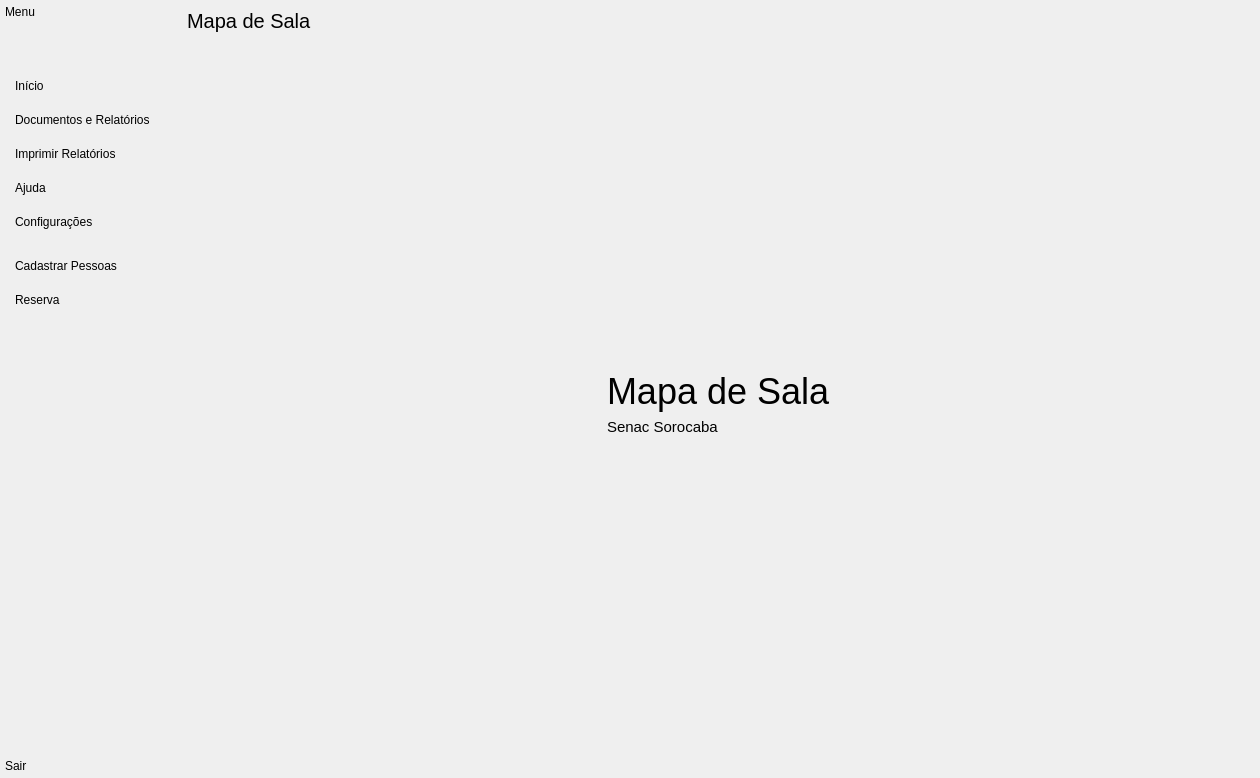
Old version of the form view/ui/interfaceHomeV1.ui in the repository Senac-SOR-ADS/Mapa-de-Sala.
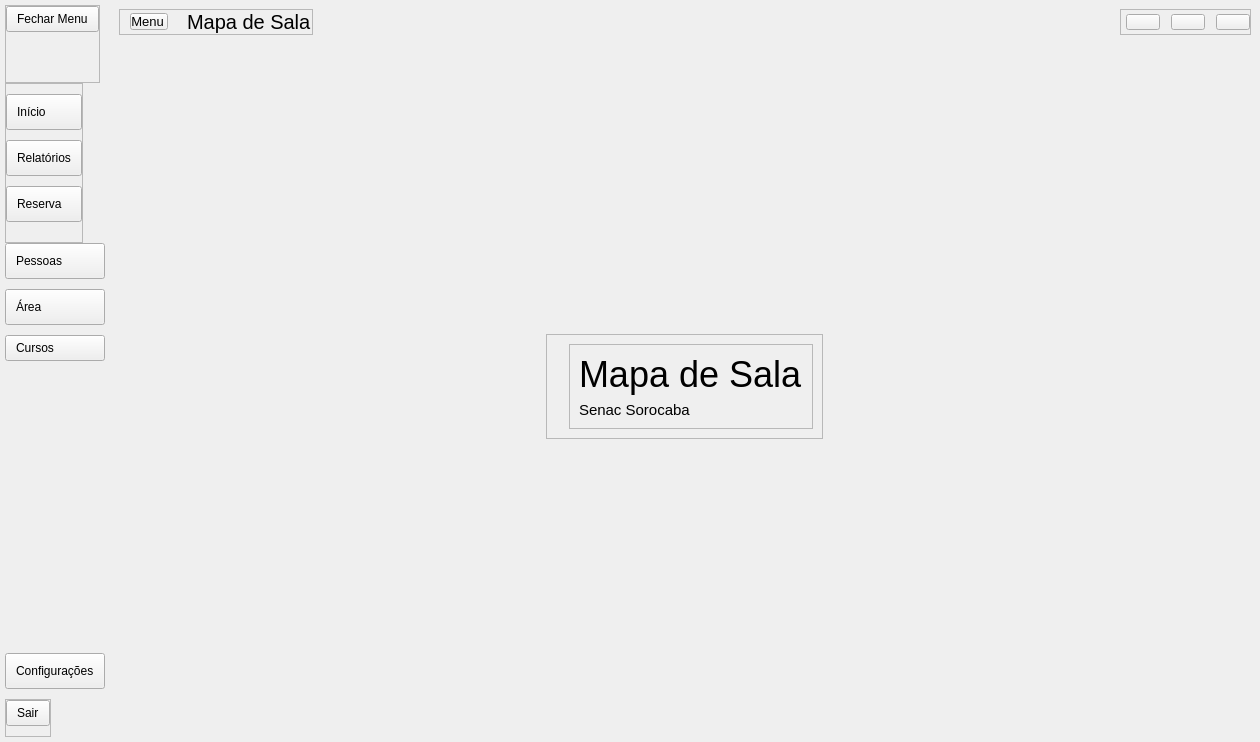
New version of the form. Icons and pictures are not drawn.

Commit message:
conectando as telas de reserva, cadastro de pessoas, etc, e adicionando icones dnv (#56)
* mais alguns icones

* interface com menu pronta, sem conexao

* conectando as telas na interface da home e ta funcionando agr

The edit to the form file:
```diff
--- a/view/ui/interfaceHomeV1.ui
+++ b/view/ui/interfaceHomeV1.ui
@@ -7,7 +7,7 @@
     <x>0</x>
     <y>0</y>
     <width>1260</width>
-    <height>778</height>
+    <height>742</height>
    </rect>
   </property>
   <property name="windowTitle">
@@ -22,20 +22,32 @@
 	margin-bottom-left-radius: 10px;
 }
 
-#btnsJanela QPushButton {
-	margin-left: 5px;
-}</string>
-  </property>
-  <widget class="QWidget" name="centralwidget">
-   <property name="styleSheet">
-    <string notr="true">* {
+#MenuLateral #subMenuLateral QPushButton {
 	margin: 0;
 	padding: 0;
 	background: none;
 	background-color: transparent;
 	border: none;
 }
-</string>
+
+
+#btnsJanela QPushButton {
+	margin-left: 5px;
+}
+
+#btnMenu, #btnSair {
+	padding:10px;
+}
+
+#btnMenu {
+	margin-left: 10px;
+	padding: 0;
+	padding-right: 3px;
+}</string>
+  </property>
+  <widget class="QWidget" name="centralwidget">
+   <property name="styleSheet">
+    <string notr="true"/>
    </property>
    <layout class="QHBoxLayout" name="horizontalLayout">
     <property name="spacing">
@@ -117,12 +129,15 @@
               <number>0</number>
              </property>
              <item>
-              <widget class="QPushButton" name="btnMenu">
+              <widget class="QPushButton" name="btnFecharMenu">
+               <property name="cursor">
+                <cursorShape>PointingHandCursor</cursorShape>
+               </property>
                <property name="toolTip">
                 <string>Menu</string>
                </property>
                <property name="text">
-                <string>Menu</string>
+                <string>Fechar Menu</string>
                </property>
                <property name="icon">
                 <iconset>
@@ -208,7 +223,7 @@
                 <string notr="true">padding: 10px;</string>
                </property>
                <property name="text">
-                <string>Documentos e Relatórios</string>
+                <string>Relatórios</string>
                </property>
                <property name="icon">
                 <iconset>
@@ -223,56 +238,15 @@
               </widget>
              </item>
              <item>
-              <widget class="QPushButton" name="btnImprimir">
-               <property name="styleSheet">
-                <string notr="true">padding: 10px;</string>
+              <widget class="QPushButton" name="btnReserva">
+               <property name="cursor">
+                <cursorShape>PointingHandCursor</cursorShape>
                </property>
-               <property name="text">
-                <string>Imprimir Relatórios</string>
-               </property>
-               <property name="icon">
-                <iconset>
-                 <normaloff>icones/printer-regular-24.png</normaloff>icones/printer-regular-24.png</iconset>
-               </property>
-               <property name="iconSize">
-                <size>
-                 <width>24</width>
-                 <height>24</height>
-                </size>
-               </property>
-              </widget>
-             </item>
-             <item>
-              <widget class="QPushButton" name="btnAjuda">
                <property name="styleSheet">
                 <string notr="true">padding: 10px;</string>
                </property>
                <property name="text">
-                <string>Ajuda</string>
-               </property>
-               <property name="icon">
-                <iconset>
-                 <normaloff>icones/help-circle-regular-24.png</normaloff>icones/help-circle-regular-24.png</iconset>
-               </property>
-               <property name="iconSize">
-                <size>
-                 <width>24</width>
-                 <height>24</height>
-                </size>
-               </property>
-              </widget>
-             </item>
-             <item>
-              <widget class="QPushButton" name="btnConfiguracoes">
-               <property name="styleSheet">
-                <string notr="true">padding: 10px;</string>
-               </property>
-               <property name="text">
-                <string>Configurações</string>
-               </property>
-               <property name="icon">
-                <iconset>
-                 <normaloff>icones/cog-regular-24.png</normaloff>icones/cog-regular-24.png</iconset>
+                <string>Reserva</string>
                </property>
                <property name="iconSize">
                 <size>
@@ -291,17 +265,37 @@
              <string notr="true">padding: 10px;</string>
             </property>
             <property name="text">
-             <string>Cadastrar Pessoas</string>
+             <string>Pessoas</string>
             </property>
+            <property name="icon">
+             <iconset>
+              <normaloff>icones/person_24dp_000000_FILL0_wght400_GRAD0_opsz24.png</normaloff>icones/person_24dp_000000_FILL0_wght400_GRAD0_opsz24.png</iconset>
+            </property>
+            <property name="iconSize">
+             <size>
+              <width>24</width>
+              <height>24</height>
+             </size>
+            </property>
            </widget>
           </item>
           <item>
-           <widget class="QPushButton" name="btnReserva">
+           <widget class="QPushButton" name="btnArea">
+            <property name="cursor">
+             <cursorShape>PointingHandCursor</cursorShape>
+            </property>
             <property name="styleSheet">
              <string notr="true">padding: 10px;</string>
             </property>
             <property name="text">
-             <string>Reserva</string>
+             <string>Área</string>
+            </property>
+           </widget>
+          </item>
+          <item>
+           <widget class="QPushButton" name="btnCurso">
+            <property name="text">
+             <string>Cursos</string>
             </property>
            </widget>
           </item>
@@ -318,6 +312,29 @@
             </property>
            </spacer>
           </item>
+          <item>
+           <widget class="QPushButton" name="btnConfiguracoes">
+            <property name="cursor">
+             <cursorShape>PointingHandCursor</cursorShape>
+            </property>
+            <property name="styleSheet">
+             <string notr="true">padding: 10px;</string>
+            </property>
+            <property name="text">
+             <string>Configurações</string>
+            </property>
+            <property name="icon">
+             <iconset>
+              <normaloff>icones/cog-regular-24.png</normaloff>icones/cog-regular-24.png</iconset>
+            </property>
+            <property name="iconSize">
+             <size>
+              <width>24</width>
+              <height>24</height>
+             </size>
+            </property>
+           </widget>
+          </item>
           <item alignment="Qt::AlignLeft|Qt::AlignBottom">
            <widget class="QFrame" name="frame_3">
             <property name="frameShape">
@@ -419,6 +436,31 @@
              <property name="bottomMargin">
               <number>0</number>
              </property>
+             <item>
+              <widget class="QPushButton" name="btnMenu">
+               <property name="font">
+                <font>
+                 <pointsize>10</pointsize>
+                </font>
+               </property>
+               <property name="cursor">
+                <cursorShape>PointingHandCursor</cursorShape>
+               </property>
+               <property name="text">
+                <string>Menu</string>
+               </property>
+               <property name="icon">
+                <iconset>
+                 <normaloff>icones/menu-regular-24 (1).png</normaloff>icones/menu-regular-24 (1).png</iconset>
+               </property>
+               <property name="iconSize">
+                <size>
+                 <width>24</width>
+                 <height>24</height>
+                </size>
+               </property>
+              </widget>
+             </item>
              <item>
               <widget class="QLabel" name="logo">
                <property name="minimumSize">
```
Left out of the diff: 63 changed lines with no effect on the pictures. The commit also changes 6 other files.
